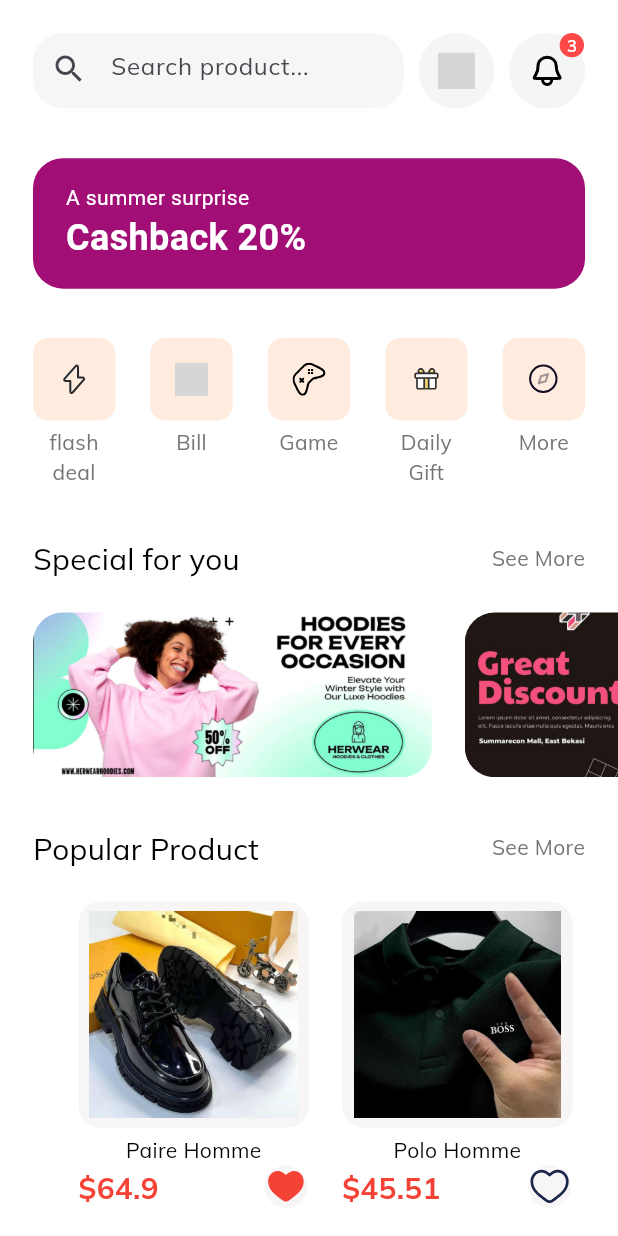
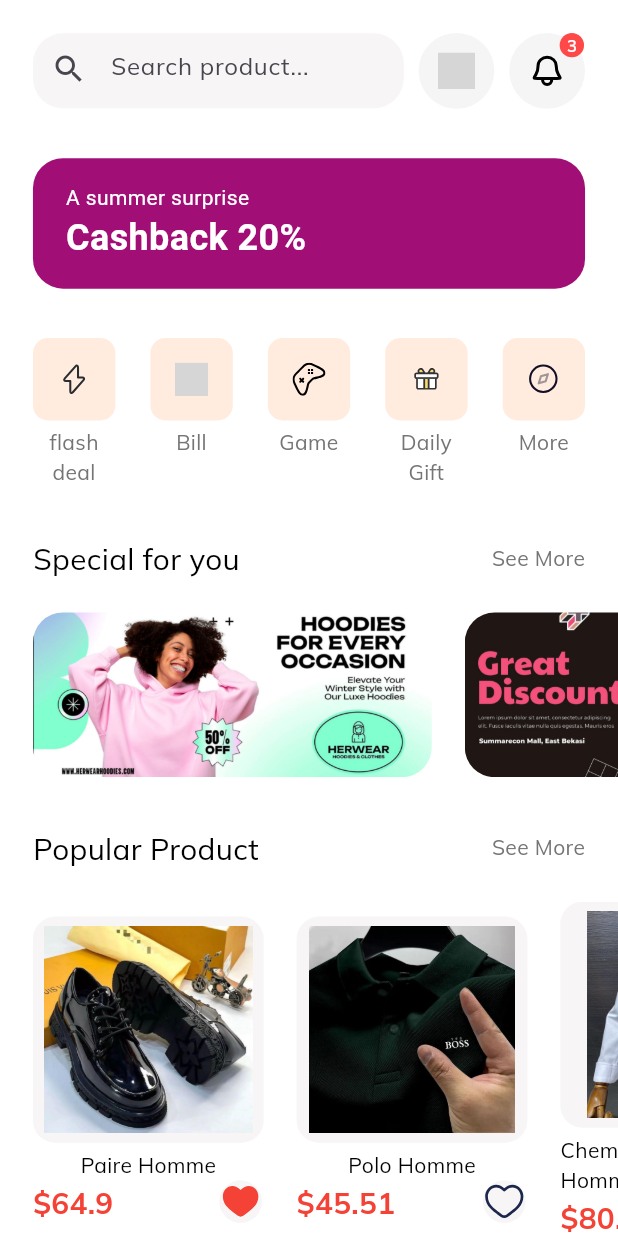
Before and after one commit to kevintomeni/shop778, a Flutter app: the HomeScreen screen opened by its route, on a phone screen of 412 x 824 dp. Run offline on Flutter 3.47's test engine with Material 3 defaults, Android fonts, the light colour scheme and no system bars; our stand-ins replace flutter_svg; grey boxes are pictures that could not be loaded.

Commit message:
complet ecommerce UI flutter

```diff
--- a/lib/components/product_card.dart
+++ b/lib/components/product_card.dart
@@ -36,7 +36,7 @@
                     borderRadius: BorderRadius.circular(15),
                   ),
                   child: Image.asset(
-                    product.images[1],
+                    product.images[0],
                   ),
                 ),
               ),
--- a/lib/models/product.dart
+++ b/lib/models/product.dart
@@ -23,39 +23,37 @@
 List<Product> demoProducts = [
   Product(
     images: [
+      "assets/images/pair_homme2.jpeg",
       "assets/images/pair_homme3.jpeg",
-      "assets/images/pair_homme2.jpeg",
       "assets/images/pair_homme1.jpeg",
     ],
     colors: [
-      Color(0xFFF6625E),
-      Color(0xFF8360BB),
-      Color(0xFFDECB9C),
+      Colors.black,
+      Colors.brown,
       Colors.white,
-      Colors.black,
     ],
     title: "Paire Homme",
     price: 64.90,
     description:
-        "Finaiser votre assortie monsieur pour des dinés et soirées \nl'élegance et le charisme son dans vos pieds",
-    rating: 4.8,
+        "Notre collection de Paires pour homme est une selection irrésisteble d'article qui passent du formel au décontracté",
+    rating: 4.4,
     isFavorite: true,
     isPopular: true,
   ),
   Product(
     images: [
+      "assets/images/polo_boss.jpeg",
       "assets/images/polo_polo.jpeg",
-      "assets/images/polo_boss.jpeg",
       'assets/images/polo_moncleray.jpeg',
     ],
     colors: [
-      Color(0xFFF6625E),
-      Color(0xFF8360BB),
-      Color(0xFFDECB9C),
+      Colors.green,
+      Colors.black,
       Colors.white,
     ],
     title: "Polo Homme",
-    description: "Polo homme 100% coton ",
+    description:
+        "C'est la piece indispensable du vestimentaire masculin, avec sa maille piquée et ses détails brodés ou imprimés qui nous sont si chers. découvrez nos polo... ",
     price: 45.51,
     rating: 4.8,
     isFavorite: false,
@@ -66,15 +64,18 @@
       "assets/images/chemise_lacoste_homme_blanche.jpeg",
       "assets/images/chemise_lacoste_homme_noir.jpeg",
       "assets/images/chemise_lacoste_homme_rose.jpeg",
+      "assets/images/chemise_lacoste_homme_grise.jpeg",
+      "assets/images/chemise_lacoste_homme_orange.jpeg",
     ],
     colors: [
-      Color(0xFFF6625E),
-      Color(0xFF8360BB),
-      Color(0xFFDECB9C),
       Colors.white,
+      Colors.black,
+      Colors.pink,
+      Colors.grey,
     ],
-    title: "Chemise Homme",
-    description: "Chemise homme lacoste 100% coton",
+    title: "Chemise Lacoste Homme",
+    description:
+        "Un classique des gardes-robes masculines, les chemises Lacoste sont synonyme de style durable - endossé par le crocodile. Coton pinpoint, denim, sergé ou velours côtelé, tous les tissus sont gagnats",
     price: 80.51,
     rating: 4.8,
     isFavorite: true,
@@ -83,12 +84,37 @@
   Product(
     images: [
       "assets/images/nike_blanche.jpeg",
-      "assets/images/nike_noir.jpeg",
+      "assets/images/nike_dunk_vert1.jpeg",
+      "assets/images/Nike_montante.jpeg",
+      "assets/images/nike_rose.jpeg",
+      "assets/images/nike_secai.jpeg",
     ],
     colors: [
-      Color(0xFFF6625E),
+      Colors.white,
+      Colors.black,
+      Colors.green,
+      Colors.pink,
+    ],
+    title: "Chaussure Nike",
+    description:
+        "Incontemporel de la garde-robe homme Notre collection de Paires pour homme est une selection irrésisteble d'article qui passent du formel au décontracté",
+    price: 26.54,
+    rating: 4.1,
+    isFavorite: false,
+    isPopular: false,
+  ),
+  Product(
+    images: [
+      "assets/images/protege_Airpord1.jpeg",
+      "assets/images/protege_Airpord2.jpeg",
+      "assets/images/protege_Airpord3.jpeg",
+      "assets/images/protege_Airpord4.jpeg",
+      "assets/images/protege_Airpord5.jpeg",
+    ],
+    colors: [
       Color(0xFF8360BB),
-      Color(0xFFDECB9C),
+      Colors.black,
+      Colors.pink,
       Colors.white,
     ],
     title: "Protege AirPord",
--- a/lib/screens/home/components/popular_product.dart
+++ b/lib/screens/home/components/popular_product.dart
@@ -25,7 +25,7 @@
               ...List.generate(
                 demoProducts.length,
                 (index) {
-                  if (demoProducts[index].isPopular)
+                  if (demoProducts[0].isPopular)
                     return ProductCard(
                       product: demoProducts[index],
                       press: () => Navigator.pushNamed(
```
Also changed, not shown: lib/screens/details/components/body.dart (+50 -2 lines), lib/screens/details/components/color_dots.dart (added, +80 -0 lines), lib/screens/details/components/custom_app_bar.dart (added, +49 -0 lines), lib/screens/details/components/product_description.dart (added, +91 -0 lines), lib/screens/details/components/product_images.dart (added, +72 -0 lines), lib/screens/details/components/top_rounded_container.dart (added, +34 -0 lines), lib/screens/details/details_screen.dart (+5 -47 lines), lib/screens/cart/cart_screen.dart (added).
